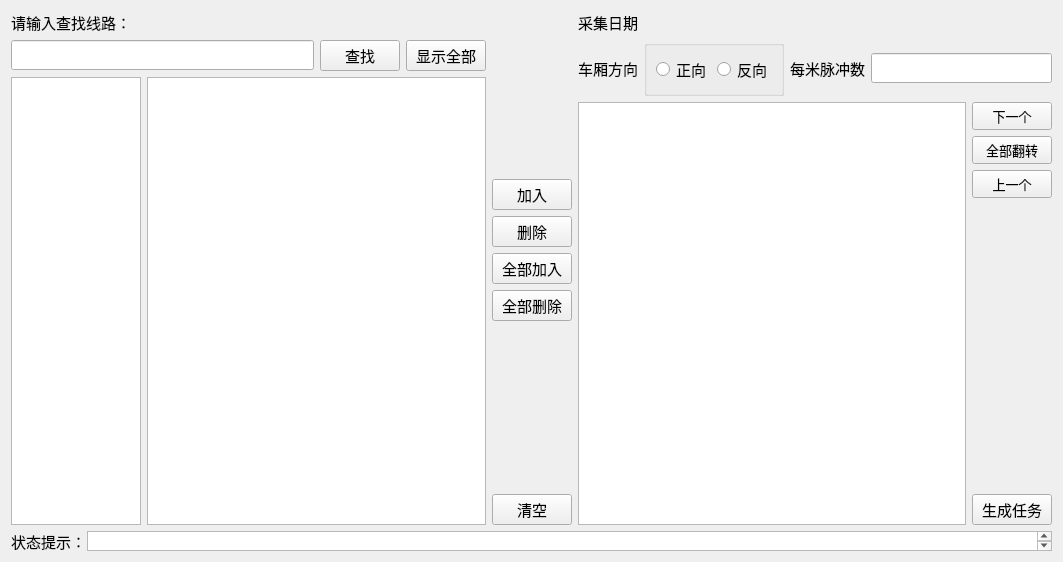
Above: v1.0/module/lz_db/src/gui/create_plan_task.ui from fanxiang090909/Railway-Tunnel-Construction-Dlearance-Measure-LanZhou before the change. Below: the same form after it.
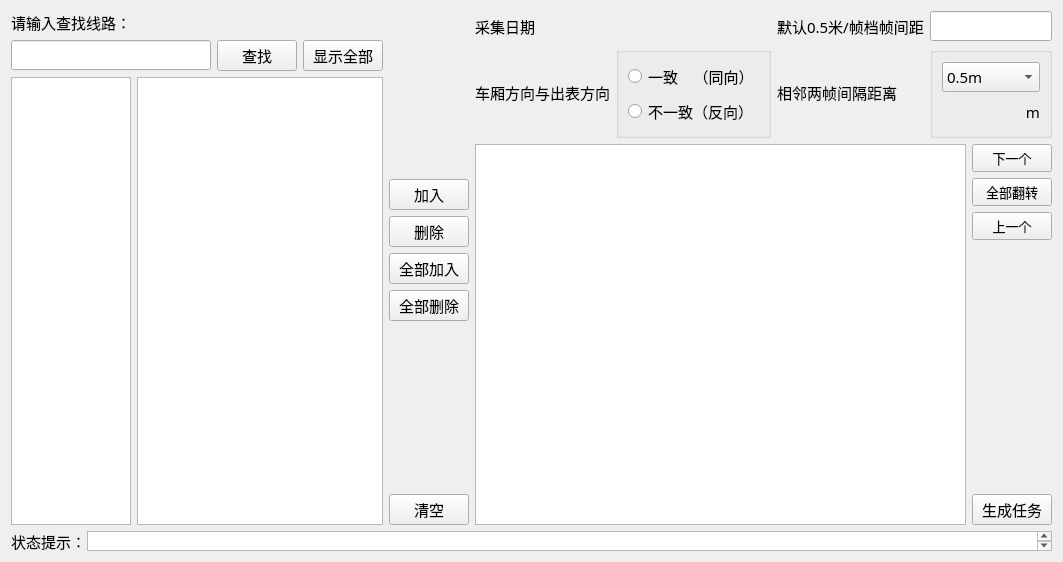
That is the form after the change. Icons and pictures are not drawn.

```diff
--- a/v1.0/module/lz_db/src/gui/create_plan_task.ui
+++ b/v1.0/module/lz_db/src/gui/create_plan_task.ui
@@ -269,7 +269,7 @@
             </font>
            </property>
            <property name="text">
-            <string>车厢方向</string>
+            <string>车厢方向与出表方向</string>
            </property>
           </widget>
          </item>
@@ -284,7 +284,7 @@
            <property name="title">
             <string/>
            </property>
-           <layout class="QHBoxLayout" name="horizontalLayout_2">
+           <layout class="QVBoxLayout" name="verticalLayout_4">
             <item>
              <widget class="QRadioButton" name="radioButton_5">
               <property name="font">
@@ -294,7 +294,7 @@
                </font>
               </property>
               <property name="text">
-               <string>正向</string>
+               <string>一致    （同向）</string>
               </property>
              </widget>
             </item>
@@ -307,7 +307,7 @@
                </font>
               </property>
               <property name="text">
-               <string>反向</string>
+               <string>不一致（反向）</string>
               </property>
              </widget>
             </item>
@@ -323,11 +323,11 @@
             </font>
            </property>
            <property name="text">
-            <string>每米脉冲数</string>
+            <string>相邻两帧间隔距离</string>
            </property>
           </widget>
          </item>
-         <item row="1" column="3">
+         <item row="0" column="3">
           <widget class="QLineEdit" name="pulseNumEdit">
            <property name="font">
             <font>
@@ -335,11 +335,91 @@
              <pointsize>11</pointsize>
             </font>
            </property>
+           <property name="mouseTracking">
+            <bool>true</bool>
+           </property>
+           <property name="acceptDrops">
+            <bool>true</bool>
+           </property>
+           <property name="inputMethodHints">
+            <set>Qt::ImhNone</set>
+           </property>
+          </widget>
+         </item>
+         <item row="0" column="2">
+          <widget class="QLabel" name="label_4">
+           <property name="font">
+            <font>
+             <family>微软雅黑</family>
+             <pointsize>11</pointsize>
+            </font>
+           </property>
+           <property name="text">
+            <string>默认0.5米/帧档帧间距</string>
+           </property>
+          </widget>
+         </item>
+         <item row="1" column="3">
+          <widget class="QGroupBox" name="groupBox">
+           <property name="title">
+            <string/>
+           </property>
+           <layout class="QVBoxLayout" name="verticalLayout_5">
+            <item>
+             <widget class="QComboBox" name="comboBox">
+              <property name="font">
+               <font>
+                <family>微软雅黑</family>
+                <pointsize>11</pointsize>
+               </font>
+              </property>
+              <item>
+               <property name="text">
+                <string>0.5m</string>
+               </property>
+              </item>
+              <item>
+               <property name="text">
+                <string>0.75m</string>
+               </property>
+              </item>
+              <item>
+               <property name="text">
+                <string>1m</string>
+               </property>
+              </item>
+              <item>
+               <property name="text">
+                <string>1.25m</string>
+               </property>
+              </item>
+             </widget>
+            </item>
+            <item>
+             <widget class="QLabel" name="actualPulseNum">
+              <property name="font">
+               <font>
+                <family>微软雅黑</family>
+                <pointsize>11</pointsize>
+               </font>
+              </property>
+              <property name="text">
+               <string>m</string>
+              </property>
+              <property name="alignment">
+               <set>Qt::AlignRight|Qt::AlignTrailing|Qt::AlignVCenter</set>
+              </property>
+             </widget>
+            </item>
+           </layout>
+           <zorder>actualPulseNum</zorder>
+           <zorder>actualPulseNum</zorder>
+           <zorder>comboBox</zorder>
           </widget>
          </item>
         </layout>
        </item>
-       <item row="1" column="0">
+       <item row="2" column="0">
         <widget class="QTableWidget" name="taskTunnelTableWidget">
          <property name="font">
           <font>
@@ -352,7 +432,7 @@
          </property>
         </widget>
        </item>
-       <item row="1" column="1">
+       <item row="2" column="1">
         <layout class="QVBoxLayout" name="verticalLayout_2">
          <item>
           <widget class="QPushButton" name="nextButton">
```
